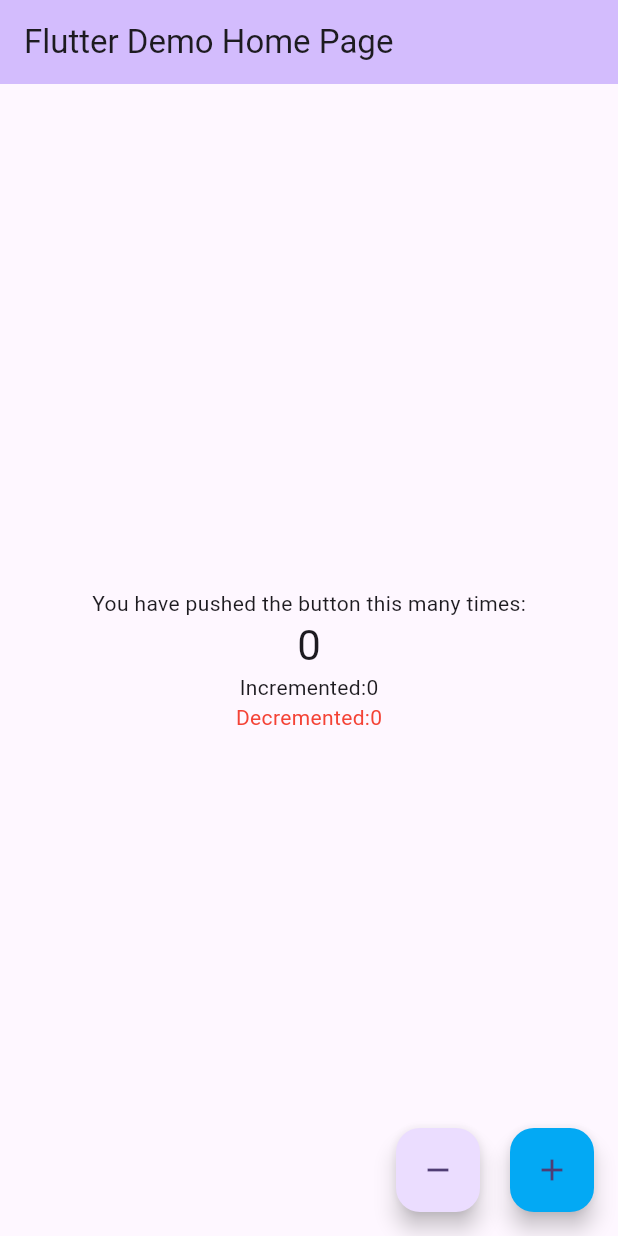
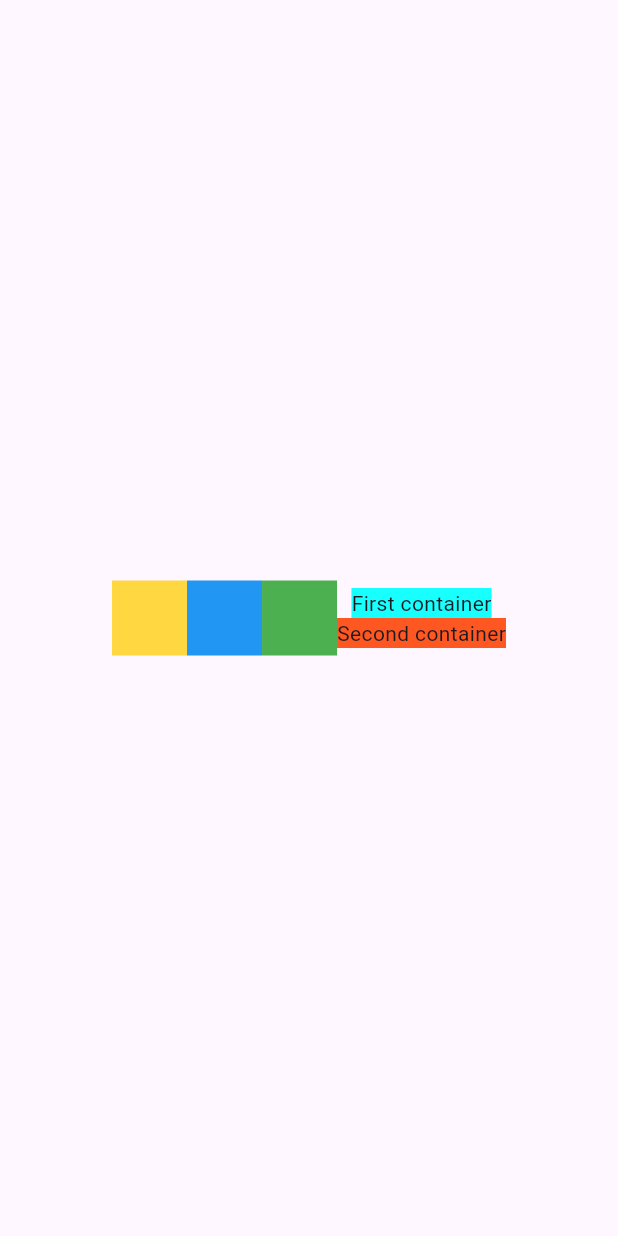
Before and after one commit to Olovyannikov/flutter-app, a Flutter app: the screen it shows after launch, on a phone screen of 412 x 824 dp. Run offline on Flutter 3.47's test engine with Material 3 defaults, Android fonts, the phone set to English and light mode, and no system bars.

Commit message:
create layout example

```diff
--- a/lib/main.dart
+++ b/lib/main.dart
@@ -1,4 +1,5 @@
 import 'package:flutter/material.dart';
+import 'package:flutter_app/screens/index.dart';
 
 void main() {
   runApp(const MyApp());
@@ -10,90 +11,7 @@
   @override
   Widget build(BuildContext context) {
     return MaterialApp(
-      title: 'Flutter Demo',
-      theme: ThemeData(
-        colorScheme: ColorScheme.fromSeed(seedColor: Colors.deepPurple),
-      ),
-      home: const MyHomePage(title: 'Flutter Demo Home Page'),
+      home: LayoutScreen()
     );
   }
 }
-
-class MyHomePage extends StatefulWidget {
-  const MyHomePage({super.key, required this.title});
-  final String title;
-
-  @override
-  State<MyHomePage> createState() => _MyHomePageState();
-}
-
-class _MyHomePageState extends State<MyHomePage> {
-  int _counter = 0;
-  int _decrementClickCounter = 0;
-  int _incrementClickCounter = 0;
-
-  void _incrementCounter() {
-    setState(() {
-      _incrementClickCounter++;
-      _counter++;
-    });
-  }
-
-  void _decrementCounter() {
-    setState(() {
-      _decrementClickCounter++;
-      _counter > 0 ? _counter-- : _counter;
-    });
-  }
-
-  @override
-  Widget build(BuildContext context) {
-    return Scaffold(
-      appBar: AppBar(
-        backgroundColor: Theme.of(context).colorScheme.inversePrimary,
-        title: Text(widget.title),
-      ),
-      body: Center(
-        child: Column(
-          mainAxisAlignment: MainAxisAlignment.center,
-          children: <Widget>[
-            const Text('You have pushed the button this many times:'),
-            Text(
-              '$_counter',
-              style: Theme.of(context).textTheme.headlineMedium,
-            ),
-            Text(
-              'Incremented:'
-                  '$_incrementClickCounter',
-            ),
-            Text(
-              'Decremented:'
-                  '$_decrementClickCounter',
-              style: TextStyle(
-                color: _counter == 0 ? Colors.red : Colors.black
-              ),
-            )
-
-          ],
-        ),
-      ),
-      floatingActionButton: Row(
-        mainAxisAlignment: MainAxisAlignment.end,
-        spacing: 20,
-        children: [
-          FloatingActionButton(
-            onPressed: _decrementCounter,
-            tooltip: 'Decrement',
-            child: const Icon(Icons.remove),
-          ),
-          FloatingActionButton(
-            onPressed: _counter > 5 ? null: _incrementCounter,
-            tooltip: 'Increment',
-            backgroundColor: _counter > 5 ? Colors.grey : Colors.lightBlue,
-            child: const Icon(Icons.add),
-          ),
-        ],
-      )
-    );
-  }
-}
--- /dev/null
+++ b/lib/screens/index.dart
@@ -0,0 +1,30 @@
+import 'package:flutter/material.dart';
+
+class LayoutScreen extends StatelessWidget {
+  @override
+  Widget build(BuildContext context) {
+    return Scaffold(
+      body: Center(
+        child: Row(
+          mainAxisAlignment: MainAxisAlignment.center,
+          children: [
+            Container(color: Colors.amberAccent, width: 50, height: 50),
+            Container(color: Colors.blue, width: 50, height: 50),
+            Container(color: Colors.green, width: 50, height: 50),
+            Column(
+              mainAxisAlignment: MainAxisAlignment.center,
+              children: [
+                Container(color: Colors.cyanAccent,
+                  child: Text('First container'),
+                ),
+                Container(color: Colors.deepOrange,
+                  child: Text('Second container'),
+                )
+              ],
+            )
+          ],
+        ),
+      ),
+    );
+  }
+}
```
